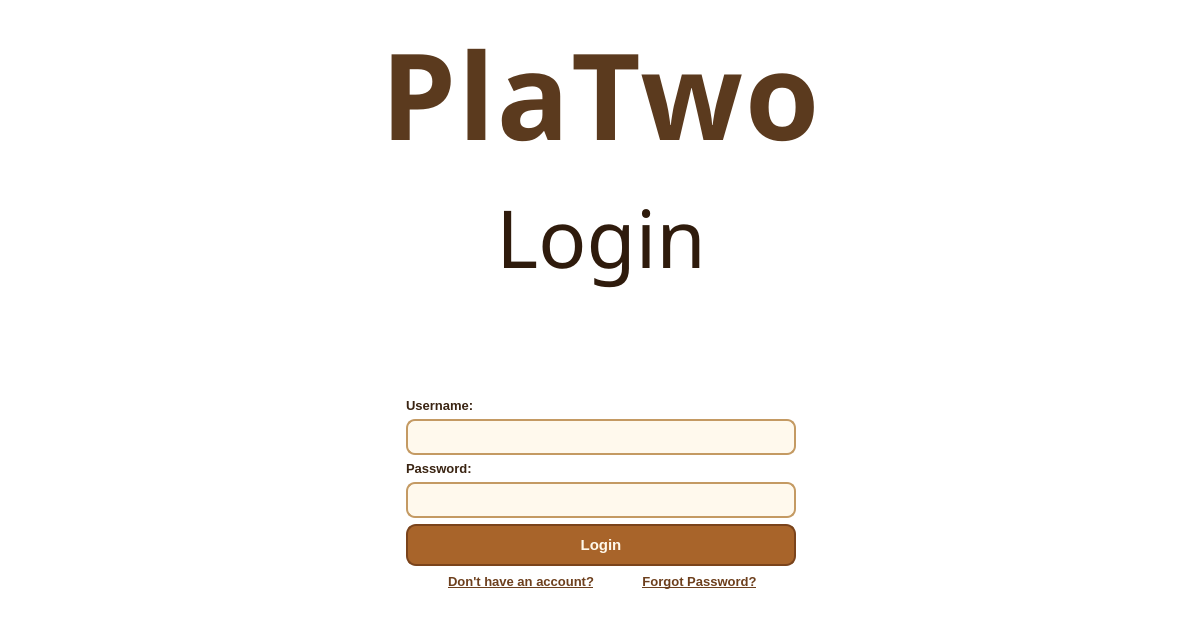
Old version of the form UI/Auth/login/login.ui in the repository PlaTwo-project/PlaTwo.
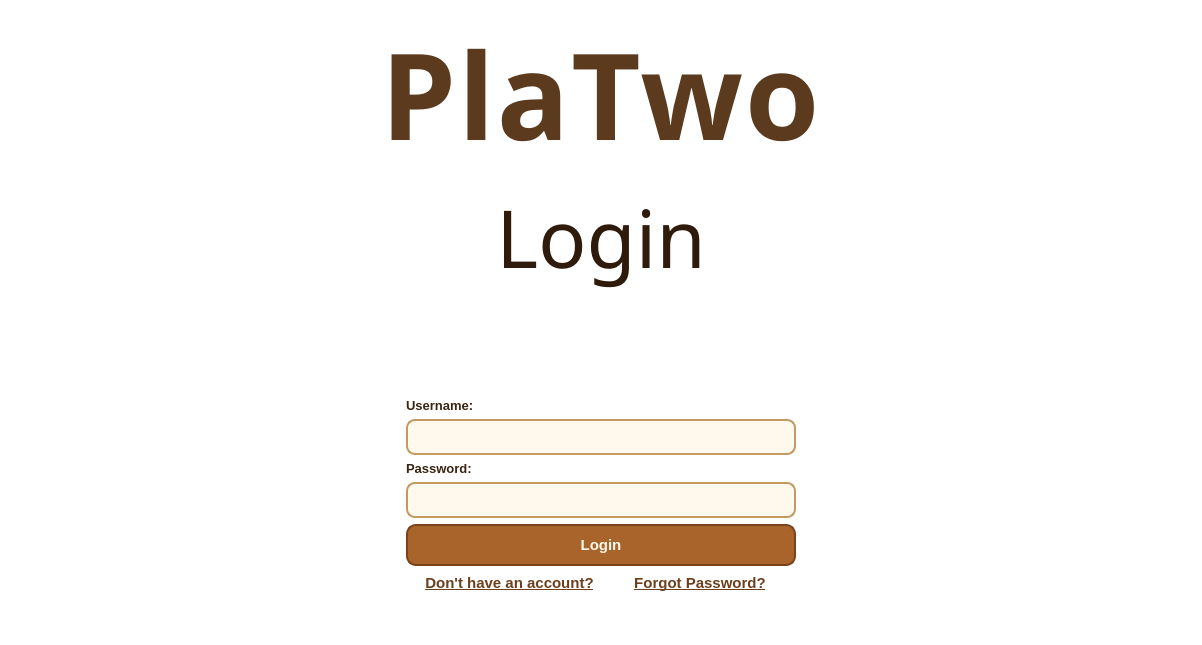
New version of the form.

The edit to the form file:
```diff
--- a/UI/Auth/login/login.ui
+++ b/UI/Auth/login/login.ui
@@ -123,6 +123,13 @@
        </property>
        <item alignment="Qt::AlignmentFlag::AlignRight|Qt::AlignmentFlag::AlignTop">
         <widget class="QPushButton" name="pushButton_signup">
+         <property name="font">
+          <font>
+           <pointsize>11</pointsize>
+           <bold>true</bold>
+           <underline>true</underline>
+          </font>
+         </property>
          <property name="cursor">
           <cursorShape>PointingHandCursor</cursorShape>
          </property>
@@ -132,7 +139,7 @@
     color: #6D3F1D;
     border: none;
     text-decoration: underline;
-    font-size: 10pt;
+    font-size: 11pt;
     font-weight: bold;
     padding: 2px 4px;
 }
@@ -162,7 +169,7 @@
     color: #6D3F1D;
     border: none;
     text-decoration: underline;
-    font-size: 10pt;
+    font-size: 11pt;
     font-weight: bold;
     padding: 2px 4px;
 }
```
